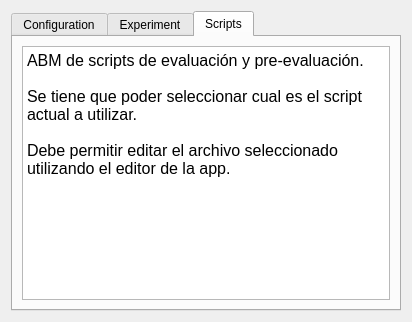
The window that MLC/GUI/Autogenerated/untitled/experiment.ui (MachineLearningControl/OpenMLC-Python) describes before a commit, drawn with Qt 5.
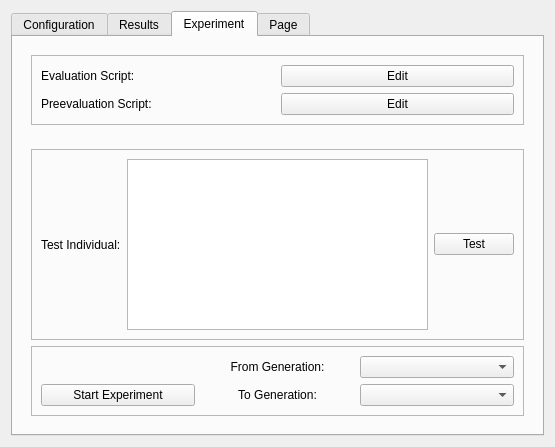
The same window after the commit. The open tabs and pages were chosen to show the change.

Commit message:
Adding code to the experiment tab
* The scripts tabs was changed to the Experiment tab
* The Experiment tab was changed to the Results tab
* The Experiment tab is under construction #33

Patch:
```diff
--- a/MLC/GUI/Autogenerated/untitled/experiment.ui
+++ b/MLC/GUI/Autogenerated/untitled/experiment.ui
@@ -6,8 +6,8 @@
    <rect>
     <x>0</x>
     <y>0</y>
-    <width>412</width>
-    <height>318</height>
+    <width>555</width>
+    <height>447</height>
    </rect>
   </property>
   <property name="windowTitle">
@@ -22,7 +22,7 @@
      <property name="currentIndex">
       <number>1</number>
      </property>
-     <widget class="QWidget" name="tab">
+     <widget class="QWidget" name="config_tab">
       <attribute name="title">
        <string>Configuration</string>
       </attribute>
@@ -84,7 +84,7 @@
      </widget>
      <widget class="QWidget" name="tab_2">
       <attribute name="title">
-       <string>Experiment</string>
+       <string>Results</string>
       </attribute>
       <layout class="QVBoxLayout" name="verticalLayout_3">
        <item>
@@ -408,19 +408,202 @@
        </item>
       </layout>
      </widget>
-     <widget class="QWidget" name="tab_3">
+     <widget class="QWidget" name="experiment_tab">
+      <property name="layoutDirection">
+       <enum>Qt::LeftToRight</enum>
+      </property>
       <attribute name="title">
-       <string>Scripts</string>
+       <string>Experiment</string>
       </attribute>
-      <layout class="QHBoxLayout" name="horizontalLayout_2">
+      <layout class="QVBoxLayout" name="verticalLayout_8">
        <item>
-        <widget class="QTextEdit" name="textEdit">
-         <property name="html">
-          <string>&lt;!DOCTYPE HTML PUBLIC &quot;-//W3C//DTD HTML 4.0//EN&quot; &quot;http://www.w3.org/TR/REC-html40/strict.dtd&quot;&gt;
-&lt;html&gt;&lt;head&gt;&lt;meta name=&quot;qrichtext&quot; content=&quot;1&quot; /&gt;&lt;style type=&quot;text/css&quot;&gt;
-p, li { white-space: pre-wrap; }
-&lt;/style&gt;&lt;/head&gt;&lt;body style=&quot; font-family:'Sans Serif'; font-size:9pt; font-weight:400; font-style:normal;&quot;&gt;
-&lt;p style=&quot; margin-top:0px; margin-bottom:0px; margin-left:0px; margin-right:0px; -qt-block-indent:0; text-indent:0px;&quot;&gt;&lt;span style=&quot; font-family:'Noto Sans'; font-size:12pt;&quot;&gt;ABM de scripts de evaluación y pre-evaluación.&lt;br /&gt;&lt;br /&gt;Se tiene que poder seleccionar cual es el script actual a utilizar.&lt;br /&gt;&lt;br /&gt;Debe permitir editar el archivo seleccionado utilizando el editor de la app.&lt;/span&gt;&lt;/p&gt;&lt;/body&gt;&lt;/html&gt;</string>
+        <widget class="QFrame" name="frame_9">
+         <property name="frameShape">
+          <enum>QFrame::NoFrame</enum>
+         </property>
+         <property name="frameShadow">
+          <enum>QFrame::Raised</enum>
+         </property>
+         <layout class="QGridLayout" name="gridLayout_3">
+          <item row="2" column="0">
+           <widget class="QFrame" name="frame_12">
+            <property name="frameShape">
+             <enum>QFrame::StyledPanel</enum>
+            </property>
+            <property name="frameShadow">
+             <enum>QFrame::Raised</enum>
+            </property>
+            <layout class="QGridLayout" name="gridLayout_4">
+             <item row="0" column="0">
+              <widget class="QLabel" name="label_4">
+               <property name="text">
+                <string>Evaluation Script:</string>
+               </property>
+              </widget>
+             </item>
+             <item row="1" column="0">
+              <widget class="QLabel" name="label_3">
+               <property name="text">
+                <string>Preevaluation Script:</string>
+               </property>
+              </widget>
+             </item>
+             <item row="0" column="1">
+              <widget class="QPushButton" name="pushButton_9">
+               <property name="text">
+                <string>Edit</string>
+               </property>
+              </widget>
+             </item>
+             <item row="1" column="1">
+              <widget class="QPushButton" name="pushButton_10">
+               <property name="text">
+                <string>Edit</string>
+               </property>
+              </widget>
+             </item>
+            </layout>
+           </widget>
+          </item>
+         </layout>
+        </widget>
+       </item>
+       <item>
+        <widget class="QFrame" name="frame_8">
+         <property name="frameShape">
+          <enum>QFrame::NoFrame</enum>
+         </property>
+         <property name="frameShadow">
+          <enum>QFrame::Raised</enum>
+         </property>
+         <layout class="QVBoxLayout" name="verticalLayout_9">
+          <item>
+           <widget class="QFrame" name="frame_11">
+            <property name="inputMethodHints">
+             <set>Qt::ImhNone</set>
+            </property>
+            <property name="frameShape">
+             <enum>QFrame::StyledPanel</enum>
+            </property>
+            <property name="frameShadow">
+             <enum>QFrame::Raised</enum>
+            </property>
+            <layout class="QGridLayout" name="gridLayout_2">
+             <item row="0" column="2">
+              <widget class="QPushButton" name="pushButton_8">
+               <property name="text">
+                <string>Test</string>
+               </property>
+              </widget>
+             </item>
+             <item row="0" column="0">
+              <widget class="QLabel" name="label_2">
+               <property name="text">
+                <string>Test Individual:</string>
+               </property>
+              </widget>
+             </item>
+             <item row="0" column="1">
+              <widget class="QTextEdit" name="textEdit">
+               <property name="inputMethodHints">
+                <set>Qt::ImhNone</set>
+               </property>
+               <property name="sizeAdjustPolicy">
+                <enum>QAbstractScrollArea::AdjustToContents</enum>
+               </property>
+               <property name="lineWrapMode">
+                <enum>QTextEdit::WidgetWidth</enum>
+               </property>
+              </widget>
+             </item>
+            </layout>
+           </widget>
+          </item>
+          <item>
+           <widget class="QFrame" name="frame_10">
+            <property name="layoutDirection">
+             <enum>Qt::LeftToRight</enum>
+            </property>
+            <property name="frameShape">
+             <enum>QFrame::StyledPanel</enum>
+            </property>
+            <property name="frameShadow">
+             <enum>QFrame::Raised</enum>
+            </property>
+            <layout class="QGridLayout" name="gridLayout_5">
+             <item row="0" column="2">
+              <widget class="QComboBox" name="comboBox"/>
+             </item>
+             <item row="1" column="1">
+              <widget class="QLabel" name="label_5">
+               <property name="text">
+                <string>To Generation:</string>
+               </property>
+               <property name="alignment">
+                <set>Qt::AlignCenter</set>
+               </property>
+              </widget>
+             </item>
+             <item row="1" column="2">
+              <widget class="QComboBox" name="comboBox_2"/>
+             </item>
+             <item row="0" column="1">
+              <widget class="QLabel" name="label_6">
+               <property name="text">
+                <string>From Generation:</string>
+               </property>
+               <property name="alignment">
+                <set>Qt::AlignCenter</set>
+               </property>
+              </widget>
+             </item>
+             <item row="1" column="0">
+              <widget class="QPushButton" name="start_button">
+               <property name="text">
+                <string>Start Experiment</string>
+               </property>
+              </widget>
+             </item>
+            </layout>
+           </widget>
+          </item>
+         </layout>
+        </widget>
+       </item>
+      </layout>
+     </widget>
+     <widget class="QWidget" name="tab">
+      <attribute name="title">
+       <string>Page</string>
+      </attribute>
+      <layout class="QGridLayout" name="gridLayout_6">
+       <item row="0" column="0">
+        <widget class="QFrame" name="frame_14">
+         <property name="frameShape">
+          <enum>QFrame::StyledPanel</enum>
+         </property>
+         <property name="frameShadow">
+          <enum>QFrame::Raised</enum>
+         </property>
+        </widget>
+       </item>
+       <item row="2" column="0">
+        <widget class="QFrame" name="frame_13">
+         <property name="frameShape">
+          <enum>QFrame::StyledPanel</enum>
+         </property>
+         <property name="frameShadow">
+          <enum>QFrame::Raised</enum>
+         </property>
+        </widget>
+       </item>
+       <item row="1" column="0">
+        <widget class="QFrame" name="frame_15">
+         <property name="frameShape">
+          <enum>QFrame::StyledPanel</enum>
+         </property>
+         <property name="frameShadow">
+          <enum>QFrame::Raised</enum>
          </property>
         </widget>
        </item>
```
Left out of the diff: 119 changed lines with no effect on the pictures. The commit also changes 10 other files.
